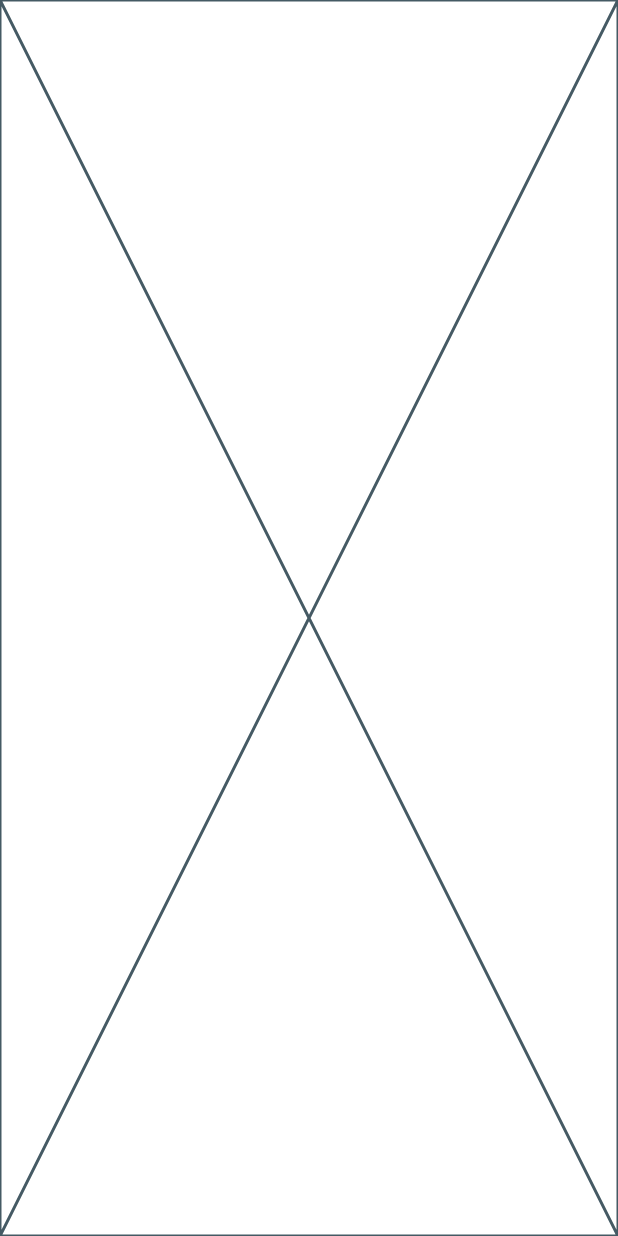
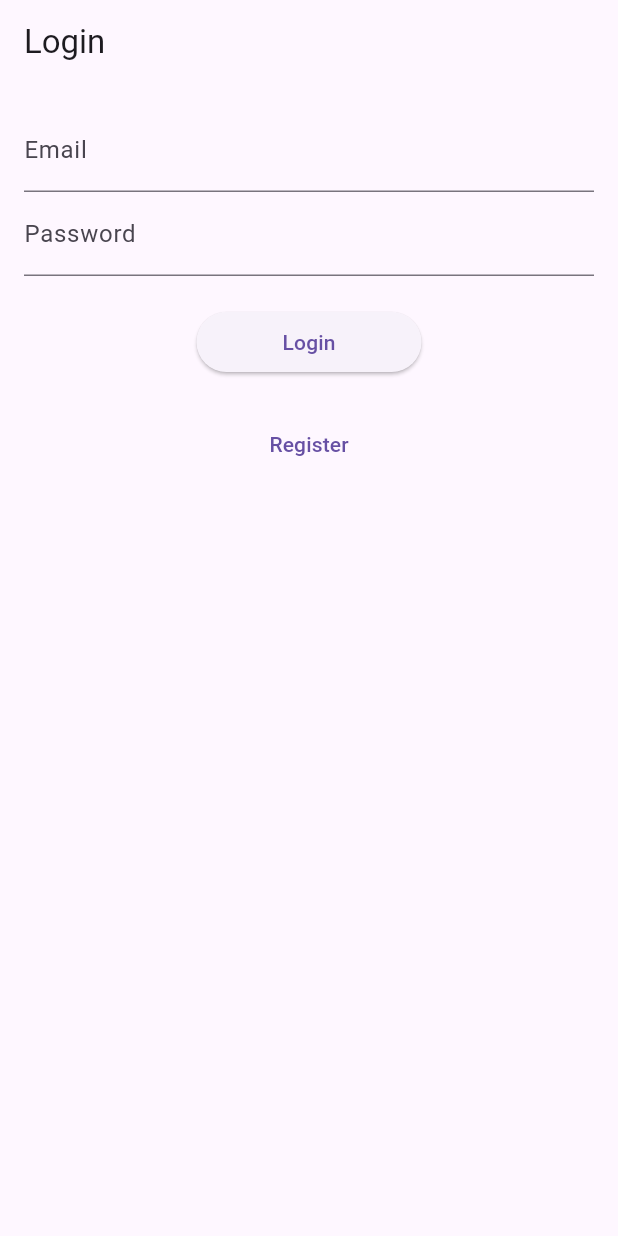
Before and after one commit to echenx/hw04, a Flutter app: the screen it shows after launch, on a phone screen of 412 x 824 dp. Run offline on Flutter 3.47's test engine with Material 3 defaults, Android fonts, the phone set to English and light mode, and no system bars; our stand-ins replace cloud_firestore, firebase_auth, firebase_core; accounts and stored records are empty.

```diff
--- a/lib/main.dart
+++ b/lib/main.dart
@@ -1,7 +1,16 @@
 import 'package:flutter/material.dart';
 import 'screens/splash_screen.dart';
+import 'package:firebase_core/firebase_core.dart';
+import 'package:hw04/screens/login_screen.dart';
+import 'firebase_options.dart';
+import 'screens/register_screen.dart';
 
-void main() {
+
+void main() async {
+  WidgetsFlutterBinding.ensureInitialized();
+  await Firebase.initializeApp(
+    options: DefaultFirebaseOptions.currentPlatform,
+  );
   runApp(MyApp());
 }
 
@@ -13,7 +22,8 @@ class MyApp extends StatelessWidget {
       initialRoute: '/splash',
       routes: {
         '/splash': (context) => SplashScreen(),
-        '/login': (context) => Placeholder(),
+        '/login': (context) => LoginScreen(),
+        '/register': (context) => RegisterScreen(),
       },
     );
   }
--- a/lib/screens/login_screen.dart
+++ b/lib/screens/login_screen.dart
@@ -0,0 +1,75 @@
+import 'package:flutter/material.dart';
+import 'package:firebase_auth/firebase_auth.dart';
+
+class LoginScreen extends StatefulWidget {
+  @override
+  _LoginScreenState createState() => _LoginScreenState();
+}
+
+class _LoginScreenState extends State<LoginScreen> {
+  final _auth = FirebaseAuth.instance;
+
+  final _emailController = TextEditingController();
+  final _passwordController = TextEditingController();
+
+  Future<void> _loginUser() async {
+    try {
+      await _auth.signInWithEmailAndPassword(
+        email: _emailController.text,
+        password: _passwordController.text,
+      );
+
+      ScaffoldMessenger.of(context).showSnackBar(
+        SnackBar(content: Text('Login Successful')),
+      );
+
+      Navigator.pushReplacementNamed(context, '/home');
+    } catch (e) {
+      ScaffoldMessenger.of(context).showSnackBar(
+        SnackBar(content: Text('Error: ${e.toString()}')),
+      );
+    }
+  }
+
+  @override
+  Widget build(BuildContext context) {
+    return Scaffold(
+      appBar: AppBar(title: Text('Login')),
+      body: Padding(
+        padding: EdgeInsets.all(16.0),
+        child: Column(
+          crossAxisAlignment: CrossAxisAlignment.center,
+          children: [
+            TextField(
+              controller: _emailController,
+              decoration: InputDecoration(labelText: 'Email'),
+            ),
+            TextField(
+              controller: _passwordController,
+              decoration: InputDecoration(labelText: 'Password'),
+              obscureText: true,
+            ),
+            SizedBox(height: 20),
+            Container(
+              width: 150,
+              child: ElevatedButton(
+                onPressed: _loginUser,
+                child: Text('Login'),
+              ),
+            ),
+            SizedBox(height: 20),
+            Container(
+              width: 150,
+              child: TextButton(
+                onPressed: () {
+                  Navigator.pushNamed(context, '/register');
+                },
+                child: Text('Register'),
+              ),
+            ),
+          ],
+        ),
+      ),
+    );
+  }
+}
```
Also changed, not shown: lib/screens/register_screen.dart (+83 -0 lines), 1 other file.
